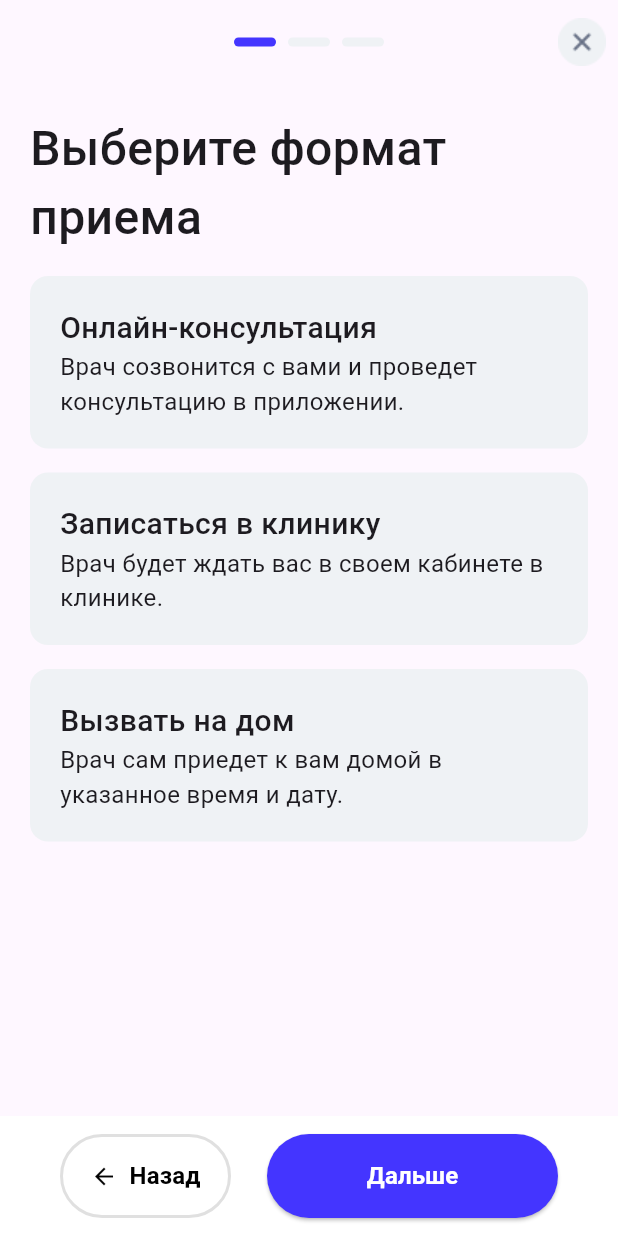
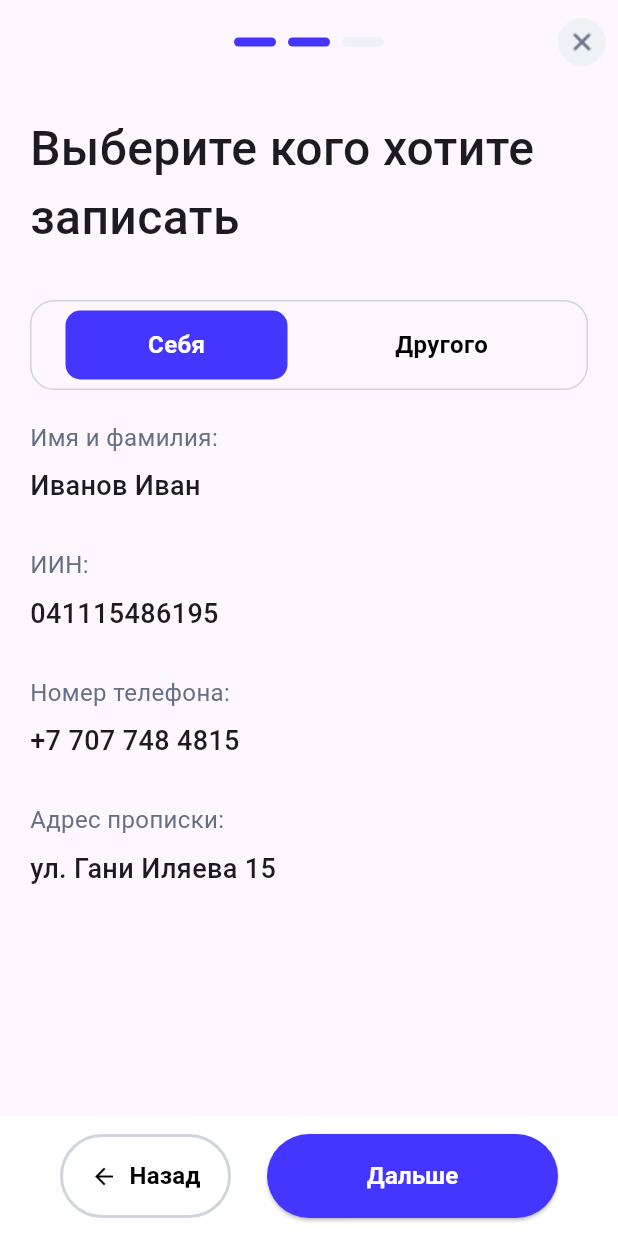
Before and after one commit to chuparts/phydoc_test_exercise, a Flutter app: the screen it shows after launch, after a tap on "Дальше", on a phone screen of 412 x 824 dp. Run offline on Flutter 3.47's test engine with Material 3 defaults, Android fonts, the phone set to English and light mode, and no system bars; our stand-ins replace mask_text_input_formatter.

Commit message:
patient page almost finished (need validation)

```diff
--- /dev/null
+++ b/lib/components.dart
@@ -0,0 +1,8 @@
+import 'package:flutter/material.dart';
+
+Widget title(String text) {
+  return Text(
+    text,
+    style: const TextStyle(fontSize: 32, fontWeight: FontWeight.w500),
+  );
+}
--- a/lib/main.dart
+++ b/lib/main.dart
@@ -1,4 +1,3 @@
-import 'package:flutter/cupertino.dart';
 import 'package:flutter/material.dart';
 import 'package:phydoc_test_exercise/pages/appointment_operation_main.dart';
 import 'package:phydoc_test_exercise/providers.dart';
@@ -8,7 +7,8 @@ Map<String, Color> colors = {
   "unchosen": const Color(0xffEFF2F5),
   "chosen": const Color(0xff4435FF),
   "chosen_bg": const Color(0xffECEBFF),
-  "icon_fill" : const Color(0xff667085)
+  "icon_fill" : const Color(0xff667085),
+  "border" : const Color(0xffD0D5DD)
 };
 
 void main() {
@@ -23,7 +23,7 @@ class MainApp extends StatelessWidget {
     return MultiProvider(
       providers: [
         ChangeNotifierProvider(
-            create: (context) => OperationStepUpdateProvider())
+            create: (context) => OperationProvider())
       ],
       child: const MaterialApp(
         debugShowCheckedModeBanner: false,
--- a/lib/pages/appointment_operation_main.dart
+++ b/lib/pages/appointment_operation_main.dart
@@ -1,7 +1,9 @@
-import 'package:flutter/cupertino.dart';
 import 'package:flutter/material.dart';
 import 'package:phydoc_test_exercise/main.dart';
+import 'package:phydoc_test_exercise/pages/final_overview_page.dart';
 import 'package:phydoc_test_exercise/pages/format_page.dart';
+import 'package:phydoc_test_exercise/pages/patient_page.dart';
+import 'package:phydoc_test_exercise/pages/timeslot_page.dart';
 import 'package:phydoc_test_exercise/providers.dart';
 import 'package:provider/provider.dart';
 
@@ -13,6 +15,16 @@ class AppointmentOperationMain extends StatefulWidget {
 }
 
 class _AppointmentOperationMainState extends State<AppointmentOperationMain> {
+
+  List<Widget> operation = [
+    const FormatPage(),
+    const PatientPage(),
+    const TimeslotPage(),
+    const FinalOverviewPage()
+  ];
+
+  int currentPage = 0;
+
   @override
   Widget build(BuildContext context) {
     return SafeArea(
@@ -23,8 +35,8 @@ class _AppointmentOperationMainState extends State<AppointmentOperationMain> {
             child: Row(
                 mainAxisAlignment: MainAxisAlignment.center,
                 children: List.generate(3, (index) {
-                  var operationStepUpdateProvider =
-                      context.watch<OperationStepUpdateProvider>();
+                  var operationProvider =
+                      context.watch<OperationProvider>();
                   return Padding(
                     padding: const EdgeInsets.all(4.0),
                     child: Container(
@@ -32,9 +44,10 @@ class _AppointmentOperationMainState extends State<AppointmentOperationMain> {
                       height: 6,
                       decoration: BoxDecoration(
                           borderRadius: BorderRadius.circular(4),
-                          color: index <= operationStepUpdateProvider.currentStep
-                              ? colors["chosen"]
-                              : colors["unchosen"]!),
+                          color:
+                              index <= operationProvider.currentStep
+                                  ? colors["chosen"]
+                                  : colors["unchosen"]!),
                     ),
                   );
                 })),
@@ -45,9 +58,9 @@ class _AppointmentOperationMainState extends State<AppointmentOperationMain> {
                 icon: const Image(image: AssetImage("assets/closing_icon.png")))
           ],
         ),
-        body: const Column(
+        body: Column(
           children: [
-            FormatPage(),
+            operation[currentPage]
           ],
         ),
         bottomNavigationBar: BottomAppBar(
@@ -56,37 +69,57 @@ class _AppointmentOperationMainState extends State<AppointmentOperationMain> {
             mainAxisAlignment: MainAxisAlignment.spaceEvenly,
             children: [
               OutlinedButton.icon(
-                onPressed: () {},
                 icon: const Icon(Icons.arrow_back, color: Colors.black),
                 label: const Text(
                   "Назад",
-                  style: TextStyle(color: Colors.black, fontSize: 16, fontWeight: FontWeight.w700),
+                  style: TextStyle(
+                      color: Colors.black,
+                      fontSize: 16,
+                      fontWeight: FontWeight.w700),
                 ),
                 style: OutlinedButton.styleFrom(
-                  minimumSize: Size.fromWidth(114),
-                  side: BorderSide(color: Colors.grey.shade300, width: 2),
+                  minimumSize: const Size.fromWidth(114),
+                  side: BorderSide(color: colors["border"]!, width: 2),
                   shape: RoundedRectangleBorder(
                     borderRadius: BorderRadius.circular(30),
                   ),
                   padding:
                       const EdgeInsets.symmetric(horizontal: 20, vertical: 12),
                 ),
+                onPressed: () {
+                  if (currentPage > 0) {
+                      setState(() {
+                        currentPage--;
+                        context.read<OperationProvider>().setCurrentStep(currentPage);
+                      });
+                    }
+                },
               ),
               ElevatedButton(
                   style: ElevatedButton.styleFrom(
-                    minimumSize: Size.fromWidth(194),
+                    minimumSize: const Size.fromWidth(194),
                     backgroundColor: colors["chosen"],
                     shape: RoundedRectangleBorder(
                       borderRadius: BorderRadius.circular(30),
                     ),
-                    padding:
-                        const EdgeInsets.symmetric(horizontal: 32, vertical: 12),
+                    padding: const EdgeInsets.symmetric(
+                        horizontal: 32, vertical: 12),
                   ),
                   child: const Text(
                     "Дальше",
-                    style: TextStyle(color: Colors.white, fontSize: 16, fontWeight: FontWeight.w700),
+                    style: TextStyle(
+                        color: Colors.white,
+                        fontSize: 16,
+                        fontWeight: FontWeight.w700),
                   ),
-                  onPressed: () {}),
+                  onPressed: () {
+                    if (currentPage < 3) {
+                      setState(() {
+                        currentPage++;
+                        context.read<OperationProvider>().setCurrentStep(currentPage);
+                      });
+                    }
+                  }),
             ],
           ),
         ),
--- a/lib/pages/format_page.dart
+++ b/lib/pages/format_page.dart
@@ -1,6 +1,9 @@
 import 'package:flutter/cupertino.dart';
 import 'package:flutter/material.dart';
+import 'package:phydoc_test_exercise/components.dart';
 import 'package:phydoc_test_exercise/main.dart';
+import 'package:phydoc_test_exercise/providers.dart';
+import 'package:provider/provider.dart';
 
 class FormatPage extends StatefulWidget {
   const FormatPage({super.key});
@@ -17,6 +20,7 @@ class _FormatPageState extends State<FormatPage> {
       borderRadius: const BorderRadius.all(Radius.circular(12)),
       color: colors["chosen_bg"]!);
   final BoxDecoration _unchosenStyle = BoxDecoration(
+      border: Border.all(width: 2, color: colors["unchosen"]!),
       borderRadius: const BorderRadius.all(Radius.circular(12)),
       color: colors["unchosen"]!);
 
@@ -33,6 +37,7 @@ class _FormatPageState extends State<FormatPage> {
 
   @override
   Widget build(BuildContext context) {
+    _selectedIndex = context.read<OperationProvider>().chosenFormatNum;
     var options = List.generate(3, (index) {
       final bool isSelected = _selectedIndex == index;
       return Column(
@@ -42,6 +47,7 @@ class _FormatPageState extends State<FormatPage> {
             onTap: () {
               setState(() {
                 _selectedIndex = index;
+                context.read<OperationProvider>().selectChosenFormat(_selectedIndex!);
               });
             },
             child: Container(
@@ -73,10 +79,7 @@ class _FormatPageState extends State<FormatPage> {
       child: Padding(
         padding: const EdgeInsets.all(20.0),
         child: ListView(children: [
-          const Text(
-            "Выберите формат приема",
-            style: TextStyle(fontSize: 32, fontWeight: FontWeight.w500),
-          ),
+          title("Выберите формат приема"),
           const SizedBox(
             height: 16,
           ),
--- /dev/null
+++ b/lib/pages/patient_page.dart
@@ -0,0 +1,233 @@
+import 'package:flutter/material.dart';
+import 'package:mask_text_input_formatter/mask_text_input_formatter.dart';
+import 'package:phydoc_test_exercise/components.dart';
+import 'package:phydoc_test_exercise/main.dart';
+
+class PatientPage extends StatefulWidget {
+  const PatientPage({super.key});
+
+  @override
+  State<PatientPage> createState() => _PatientPageState();
+}
+
+class _PatientPageState extends State<PatientPage> {
+  int selectedPage = 0;
+
+  BoxDecoration chosenPatient = BoxDecoration(
+    color: colors["chosen"],
+    borderRadius: BorderRadius.circular(10),
+  );
+
+  Widget labelAndValue(String label, String value) {
+    return Column(
+      crossAxisAlignment: CrossAxisAlignment.start,
+      children: [
+        Text(
+          label,
+          style: TextStyle(fontSize: 16, color: colors["icon_fill"]),
+        ),
+        const SizedBox(
+          height: 8,
+        ),
+        Text(
+          value,
+          style: const TextStyle(fontSize: 18, fontWeight: FontWeight.w500),
+        ),
+        const SizedBox(
+          height: 20,
+        )
+      ],
+    );
+  }
+
+  Widget selfPage() {
+    return Column(
+      crossAxisAlignment: CrossAxisAlignment.start,
+      children: [
+        labelAndValue("Имя и фамилия:", "Иванов Иван"),
+        const SizedBox(height: 8),
+        labelAndValue("ИИН:", "041115486195"),
+        const SizedBox(height: 8),
+        labelAndValue("Номер телефона:", "+7 707 748 4815"),
+        const SizedBox(height: 8),
+        labelAndValue("Адрес прописки:", "ул. Гани Иляева 15"),
+      ],
+    );
+  }
+
+  Widget customFormField(
+    String label,
+    String hintText,
+    String? Function(String?)? givenValidator,
+    String type,
+  ) {
+    return Column(
+      crossAxisAlignment: CrossAxisAlignment.start,
+      children: [
+        Text(
+          label,
+          style: TextStyle(fontSize: 16),
+        ),
+        const SizedBox(
+          height: 8,
+        ),
+        TextFormField(
+          decoration: InputDecoration(
+              hintText: hintText,
+              hintStyle: TextStyle(
+                  fontWeight: FontWeight.w400,
+                  fontSize: 16,
+                  color: colors["icon_fill"]),
+              enabledBorder: OutlineInputBorder(
+                  borderRadius: BorderRadius.circular(12),
+                  borderSide: BorderSide(width: 2, color: colors["border"]!)),
+              focusedBorder: OutlineInputBorder(
+                  borderRadius: BorderRadius.circular(12),
+                  borderSide: BorderSide(width: 2, color: colors["chosen"]!))),
+          validator: givenValidator,
+          inputFormatters: type == "PhoneNumber"
+              ? [
+                  MaskTextInputFormatter(
+                    mask: "+# ### ### ####",
+                    filter: {"#": RegExp('[0-9]')},
+                  )
+                ]
+              : (type == "IIN"
+                  ? [
+                      MaskTextInputFormatter(
+                        mask: "############",
+                        filter: {"#": RegExp('[0-9]')},
+                      )
+                    ]
+                  : null),
+        ),
+        const SizedBox(
+          height: 16,
+        ),
+      ],
+    );
+  }
+
+  Widget someonePage() {
+    return Form(
+      child: SingleChildScrollView(
+        child: Column(
+          crossAxisAlignment: CrossAxisAlignment.start,
+          children: [
+            customFormField("Имя и фамилия", "Иванов Иван", (String? value) {
+              if (value!.isEmpty) {
+                return "Введите имя и фамилию";
+              }
+              return null;
+            }, "Name"),
+            customFormField("ИИН", "Введите ИИН человека", (String? value) {
+              if (value!.isEmpty) {
+                return "Введите ИИН";
+              }
+              if (value.length < 12) {
+                return "ИИН состоит из 12 цифр";
+              }
+              return null;
+            }, "IIN"),
+            customFormField("Номер телефона", "Введите номер телефона",
+                (String? value) {
+              if (value!.isEmpty) {
+                return "Введите номер телефона";
+              }
+              return null;
+            }, "PhoneNumber"),
+            customFormField("Адрес", "Адрес прописки", (String? value) {
+              if (value!.isEmpty) {
+                return "Введите адрес";
+              }
+              return null;
+            }, "Address"),
+          ],
+        ),
+      ),
+    );
+  }
+
+  @override
+  Widget build(BuildContext context) {
+    return Padding(
+      padding: const EdgeInsets.all(20.0),
+      child: Column(
+        crossAxisAlignment: CrossAxisAlignment.start,
+        children: [
+          title("Выберите кого хотите записать"),
+          const SizedBox(
+            height: 32,
+          ),
+          Container(
+            decoration: BoxDecoration(
+              border: Border.all(width: 1, color: colors["border"]!),
+              borderRadius: BorderRadius.circular(16),
+            ),
+            child: Row(
+              mainAxisAlignment: MainAxisAlignment.spaceEvenly,
+              children: [
+                Padding(
+                  padding: const EdgeInsets.all(6.0),
+                  child: GestureDetector(
+                    onTap: () {
+                      setState(() {
+                        selectedPage = 0;
+                      });
+                    },
+                    child: Container(
+                      decoration: selectedPage == 0 ? chosenPatient : null,
+                      width: 148,
+                      height: 46,
+                      child: Center(
+                        child: Text(
+                          "Себя",
+                          style: TextStyle(
+                              fontSize: 16,
+                              fontWeight: FontWeight.w700,
+                              color: selectedPage == 0
+                                  ? Colors.white
+                                  : Colors.black),
+                        ),
+                      ),
+                    ),
+                  ),
+                ),
+                Padding(
+                  padding: const EdgeInsets.all(6.0),
+                  child: GestureDetector(
+                    onTap: () {
+                      setState(() {
+                        selectedPage = 1;
+                      });
+                    },
+                    child: Container(
+                      decoration: selectedPage == 1 ? chosenPatient : null,
+                      width: 148,
+                      height: 46,
+                      child: Center(
+                        child: Text(
+                          "Другого",
+                          style: TextStyle(
+                              fontSize: 16,
+                              fontWeight: FontWeight.w700,
+                              color: selectedPage == 1
+                                  ? Colors.white
+                                  : Colors.black),
+                        ),
+                      ),
+                    ),
+                  ),
+                ),
+              ],
+            ),
+          ),
+          const SizedBox(
+            height: 20,
+          ),
+          selectedPage == 0 ? selfPage() : someonePage(),
+        ],
+      ),
+    );
+  }
+}
--- a/lib/providers.dart
+++ b/lib/providers.dart
@@ -1,5 +1,24 @@
 import 'package:flutter/cupertino.dart';
 
-class OperationStepUpdateProvider extends ChangeNotifier {
+class OperationProvider extends ChangeNotifier {
   int currentStep = 0;
+
+  void setCurrentStep(int step) {
+    currentStep = step;
+    notifyListeners();
+  }
+
+  int chosenFormatNum = 0;
+  String chosenFormat = "online";
+
+  void selectChosenFormat(int selectedIndex) {
+    if (selectedIndex == 0) {
+      chosenFormat = "online";
+    }
+    else {
+      chosenFormat = "offline";
+    }
+    chosenFormatNum = selectedIndex;
+    notifyListeners();
+  }
 }
--- a/pubspec.yaml
+++ b/pubspec.yaml
@@ -10,6 +10,7 @@ dependencies:
   flutter:
     sdk: flutter
   flutter_svg: ^2.0.16
+  mask_text_input_formatter: ^2.9.0
   provider: ^6.1.2
   vector_graphics: ^1.1.15
 
```
Also changed, not shown: lib/pages/final_overview_page.dart (added, +11 -0 lines), lib/pages/timeslot_page.dart (added, +11 -0 lines), assets/icons/Close.svg (deleted), lib/pages/final_confirmation_page.dart (added), pubspec.lock.
